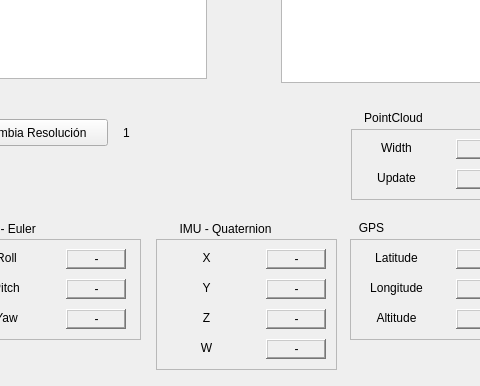
Old version of the form rqt_mygui/src/rqt_mygui/my_plugin.ui in the repository hecperleo/rqt_mygui; both pictures show x 109 to 589 and y 461 to 847 of the 719 by 847 pixel window.
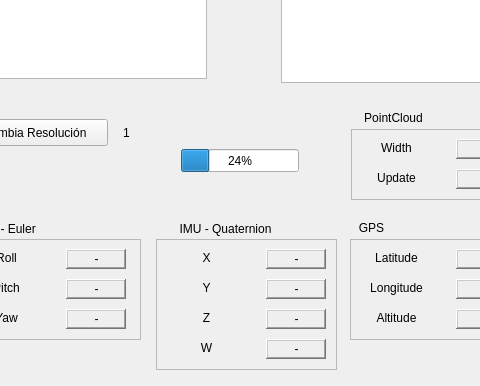
New version of the form.

What changed in the file:
```diff
--- a/rqt_mygui/src/rqt_mygui/my_plugin.ui
+++ b/rqt_mygui/src/rqt_mygui/my_plugin.ui
@@ -897,6 +897,19 @@
     <set>Qt::AlignCenter</set>
    </property>
   </widget>
+  <widget class="QProgressBar" name="progressBar">
+   <property name="geometry">
+    <rect>
+     <x>290</x>
+     <y>610</y>
+     <width>118</width>
+     <height>23</height>
+    </rect>
+   </property>
+   <property name="value">
+    <number>24</number>
+   </property>
+  </widget>
   <zorder>frame_14</zorder>
   <zorder>frame_15</zorder>
   <zorder>frame_11</zorder>
```
Left out of the diff: 1 changed line with no effect on the pictures.
